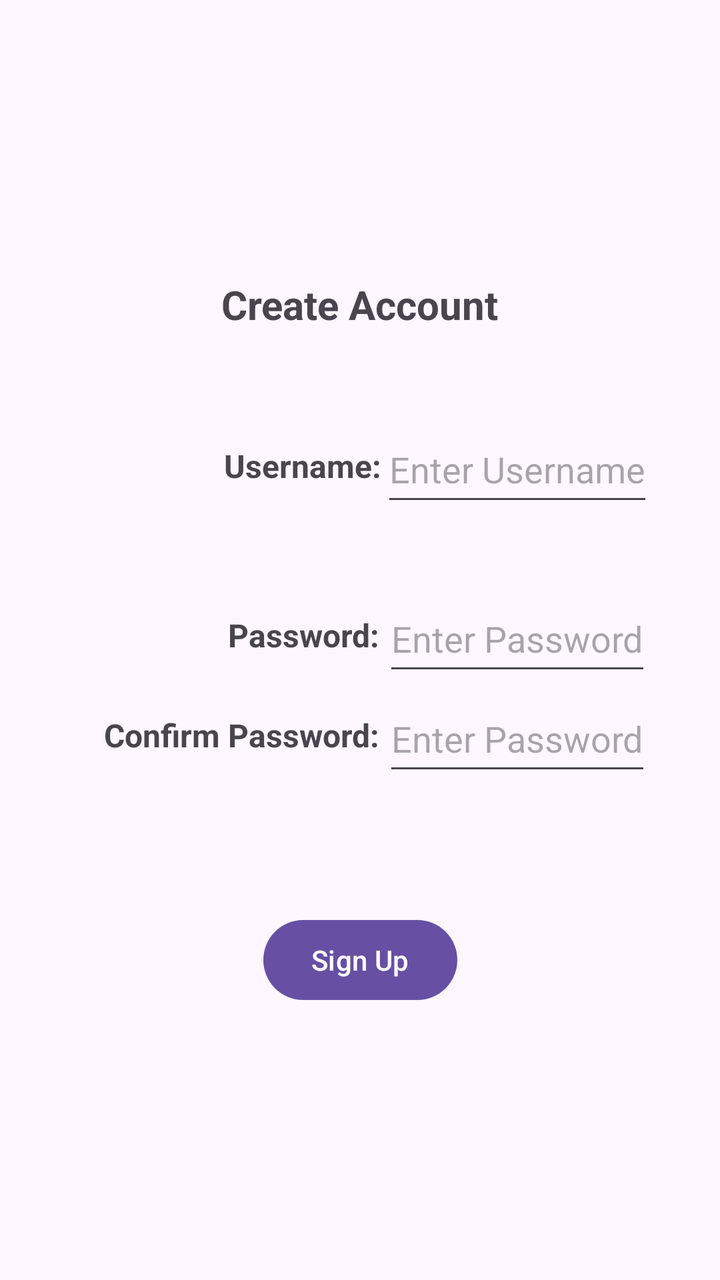
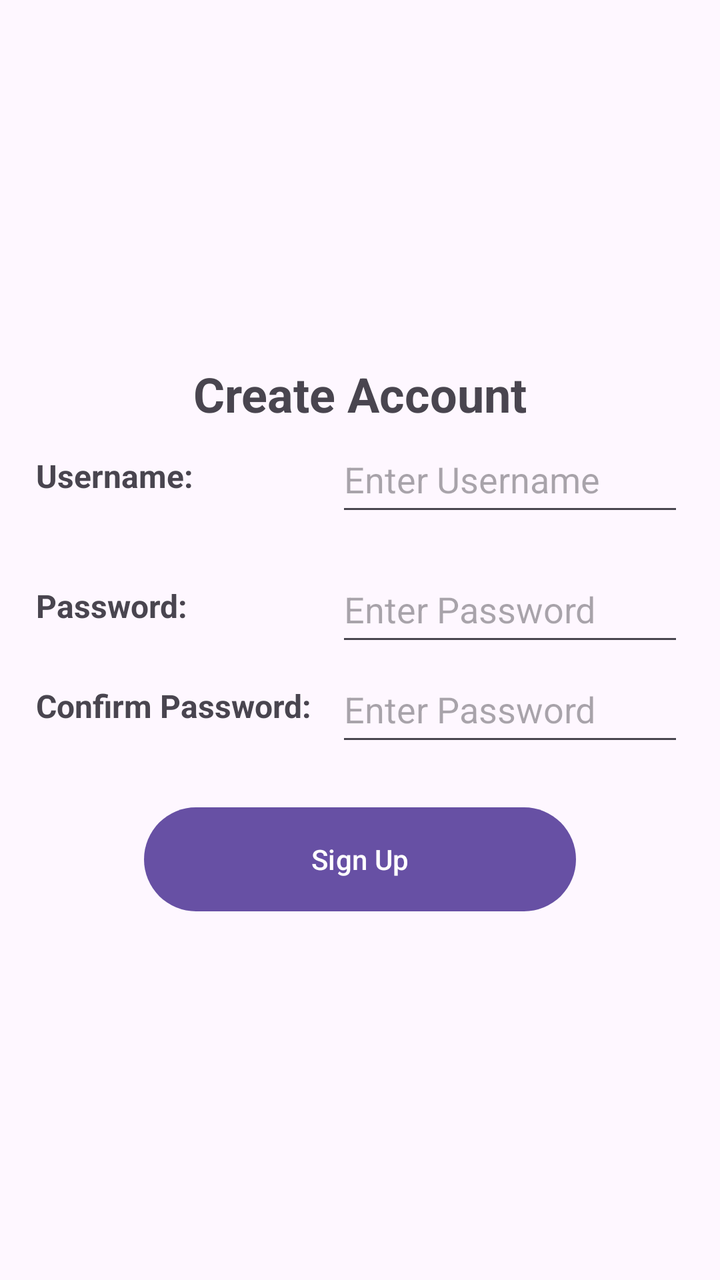

An Android layout rendered at two revisions. The XML below is the earlier revision; the diff shows what the commit changed to produce the second picture.
<!-- AndroidManifest.xml: application theme Theme.D308VacationPlanner -->
<!-- res/layout/sign_up.xml -->
<?xml version="1.0" encoding="utf-8"?>
<androidx.constraintlayout.widget.ConstraintLayout xmlns:android="http://schemas.android.com/apk/res/android"
    xmlns:app="http://schemas.android.com/apk/res-auto"
    xmlns:tools="http://schemas.android.com/tools"
    android:id="@+id/main"
    android:layout_width="match_parent"
    android:layout_height="match_parent"
    tools:context=".UI.SignUpActivity">

    <EditText
        android:id="@+id/signUpPasswordText"
        android:layout_width="wrap_content"
        android:layout_height="50dp"
        android:hint="Enter Password"
        app:layout_constraintBottom_toBottomOf="@+id/signUpPasswordView"
        app:layout_constraintEnd_toEndOf="@+id/signUpUsernameText"
        app:layout_constraintStart_toStartOf="@+id/signUpUsernameText"
        app:layout_constraintTop_toTopOf="@+id/signUpPasswordView"
        android:inputType="textPassword"></EditText>

    <TextView
        android:id="@+id/signUpPasswordView"
        android:layout_width="wrap_content"
        android:layout_height="50dp"
        android:layout_marginStart="80dp"
        android:gravity="center_vertical"
        android:text="Password:"
        android:textSize="16sp"
        android:textStyle="bold"
        app:layout_constraintBottom_toBottomOf="parent"
        app:layout_constraintEnd_toEndOf="@+id/confirmPasswordView"
        app:layout_constraintHorizontal_bias="1.0"
        app:layout_constraintStart_toStartOf="parent"
        app:layout_constraintTop_toBottomOf="@+id/signUpUsernameView"
        app:layout_constraintVertical_bias="0.104" />

    <TextView
        android:id="@+id/confirmPasswordView"
        android:layout_width="wrap_content"
        android:layout_height="50dp"
        android:layout_marginStart="52dp"
        android:gravity="center_vertical"
        android:text="Confirm Password:"
        android:textSize="16sp"
        android:textStyle="bold"
        app:layout_constraintBottom_toBottomOf="parent"
        app:layout_constraintStart_toStartOf="parent"
        app:layout_constraintTop_toBottomOf="@+id/signUpPasswordView"
        app:layout_constraintVertical_bias="0.0"/>

    <EditText
        android:id="@+id/confirmPasswordText"
        android:layout_width="wrap_content"
        android:layout_height="50dp"
        android:layout_marginBottom="168dp"
        android:hint="Enter Password"
        app:layout_constraintBottom_toBottomOf="parent"
        app:layout_constraintEnd_toEndOf="@+id/signUpUsernameText"
        app:layout_constraintStart_toStartOf="@+id/signUpUsernameText"
        app:layout_constraintTop_toBottomOf="@+id/signUpPasswordText"
        app:layout_constraintVertical_bias="0.0"
        android:inputType="textPassword"></EditText>

    <EditText
        android:id="@+id/signUpUsernameText"
        android:layout_width="wrap_content"
        android:layout_height="50dp"
        android:layout_marginTop="208dp"
        android:hint="Enter Username"
        app:layout_constraintEnd_toEndOf="parent"
        app:layout_constraintHorizontal_bias="0.0"
        app:layout_constraintStart_toEndOf="@+id/signUpUsernameView"
        app:layout_constraintTop_toTopOf="parent"></EditText>

    <TextView
        android:id="@+id/signUpUsernameView"
        android:layout_width="wrap_content"
        android:layout_height="50dp"
        android:layout_marginStart="112dp"
        android:layout_marginTop="208dp"
        android:gravity="center_vertical"
        android:text="Username:"
        android:textSize="16sp"
        android:textStyle="bold"
        app:layout_constraintStart_toStartOf="parent"
        app:layout_constraintTop_toTopOf="parent" />

    <Button
        android:id="@+id/signUpButton"
        android:layout_width="wrap_content"
        android:layout_height="wrap_content"
        android:text="Sign Up"
        app:layout_constraintBottom_toBottomOf="parent"
        app:layout_constraintEnd_toEndOf="parent"
        app:layout_constraintStart_toStartOf="parent"
        app:layout_constraintTop_toBottomOf="@+id/signUpPasswordText"
        app:layout_constraintVertical_bias="0.455" />

    <TextView
        android:id="@+id/textView6"
        android:layout_width="wrap_content"
        android:layout_height="wrap_content"
        android:text="Create Account"
        android:textSize="20sp"
        android:textStyle="bold"
        app:layout_constraintBottom_toTopOf="@+id/signUpUsernameView"
        app:layout_constraintEnd_toEndOf="parent"
        app:layout_constraintStart_toStartOf="parent"
        app:layout_constraintTop_toTopOf="parent"
        app:layout_constraintVertical_bias="0.767" />

    <TextView
        android:id="@+id/signUpError"
        android:layout_width="wrap_content"
        android:layout_height="wrap_content"
        android:textColor="#620202"
        android:textSize="16sp"
        app:layout_constraintBottom_toTopOf="@+id/signUpButton"
        app:layout_constraintEnd_toEndOf="parent"
        app:layout_constraintStart_toStartOf="parent"
        app:layout_constraintTop_toBottomOf="@+id/confirmPasswordView" />

</androidx.constraintlayout.widget.ConstraintLayout>
<!-- resources referenced by this layout -->
<resources>
  <style name="Theme.D308VacationPlanner" parent="Base.Theme.D308VacationPlanner" />
  <style name="Base.Theme.D308VacationPlanner" parent="Theme.Material3.DayNight">
          
          
      </style>
</resources>

<!-- the commit's change to res/layout/sign_up.xml (unified diff, before → after) -->
@@ -7,117 +7,124 @@
     android:layout_height="match_parent"
     tools:context=".UI.SignUpActivity">
 
-    <EditText
-        android:id="@+id/signUpPasswordText"
-        android:layout_width="wrap_content"
-        android:layout_height="50dp"
-        android:hint="Enter Password"
-        app:layout_constraintBottom_toBottomOf="@+id/signUpPasswordView"
-        app:layout_constraintEnd_toEndOf="@+id/signUpUsernameText"
-        app:layout_constraintStart_toStartOf="@+id/signUpUsernameText"
-        app:layout_constraintTop_toTopOf="@+id/signUpPasswordView"
-        android:inputType="textPassword"></EditText>
-
-    <TextView
-        android:id="@+id/signUpPasswordView"
-        android:layout_width="wrap_content"
-        android:layout_height="50dp"
-        android:layout_marginStart="80dp"
-        android:gravity="center_vertical"
-        android:text="Password:"
-        android:textSize="16sp"
-        android:textStyle="bold"
-        app:layout_constraintBottom_toBottomOf="parent"
-        app:layout_constraintEnd_toEndOf="@+id/confirmPasswordView"
-        app:layout_constraintHorizontal_bias="1.0"
-        app:layout_constraintStart_toStartOf="parent"
-        app:layout_constraintTop_toBottomOf="@+id/signUpUsernameView"
-        app:layout_constraintVertical_bias="0.104" />
-
-    <TextView
-        android:id="@+id/confirmPasswordView"
-        android:layout_width="wrap_content"
-        android:layout_height="50dp"
-        android:layout_marginStart="52dp"
-        android:gravity="center_vertical"
-        android:text="Confirm Password:"
-        android:textSize="16sp"
-        android:textStyle="bold"
-        app:layout_constraintBottom_toBottomOf="parent"
-        app:layout_constraintStart_toStartOf="parent"
-        app:layout_constraintTop_toBottomOf="@+id/signUpPasswordView"
-        app:layout_constraintVertical_bias="0.0"/>
-
-    <EditText
-        android:id="@+id/confirmPasswordText"
-        android:layout_width="wrap_content"
-        android:layout_height="50dp"
-        android:layout_marginBottom="168dp"
-        android:hint="Enter Password"
-        app:layout_constraintBottom_toBottomOf="parent"
-        app:layout_constraintEnd_toEndOf="@+id/signUpUsernameText"
-        app:layout_constraintStart_toStartOf="@+id/signUpUsernameText"
-        app:layout_constraintTop_toBottomOf="@+id/signUpPasswordText"
-        app:layout_constraintVertical_bias="0.0"
-        android:inputType="textPassword"></EditText>
-
-    <EditText
-        android:id="@+id/signUpUsernameText"
-        android:layout_width="wrap_content"
-        android:layout_height="50dp"
-        android:layout_marginTop="208dp"
-        android:hint="Enter Username"
-        app:layout_constraintEnd_toEndOf="parent"
-        app:layout_constraintHorizontal_bias="0.0"
-        app:layout_constraintStart_toEndOf="@+id/signUpUsernameView"
-        app:layout_constraintTop_toTopOf="parent"></EditText>
-
-    <TextView
-        android:id="@+id/signUpUsernameView"
-        android:layout_width="wrap_content"
-        android:layout_height="50dp"
-        android:layout_marginStart="112dp"
-        android:layout_marginTop="208dp"
-        android:gravity="center_vertical"
-        android:text="Username:"
-        android:textSize="16sp"
-        android:textStyle="bold"
-        app:layout_constraintStart_toStartOf="parent"
-        app:layout_constraintTop_toTopOf="parent" />
-
-    <Button
-        android:id="@+id/signUpButton"
-        android:layout_width="wrap_content"
-        android:layout_height="wrap_content"
-        android:text="Sign Up"
-        app:layout_constraintBottom_toBottomOf="parent"
-        app:layout_constraintEnd_toEndOf="parent"
-        app:layout_constraintStart_toStartOf="parent"
-        app:layout_constraintTop_toBottomOf="@+id/signUpPasswordText"
-        app:layout_constraintVertical_bias="0.455" />
-
     <TextView
         android:id="@+id/textView6"
         android:layout_width="wrap_content"
         android:layout_height="wrap_content"
         android:text="Create Account"
-        android:textSize="20sp"
+        android:textSize="@dimen/sub_header_text_size"
         android:textStyle="bold"
         app:layout_constraintBottom_toTopOf="@+id/signUpUsernameView"
         app:layout_constraintEnd_toEndOf="parent"
         app:layout_constraintStart_toStartOf="parent"
         app:layout_constraintTop_toTopOf="parent"
-        app:layout_constraintVertical_bias="0.767" />
+        app:layout_constraintVertical_bias="0.5"
+        app:layout_constraintVertical_chainStyle="packed" />
+
+    <TextView
+        android:id="@+id/signUpUsernameView"
+        android:layout_width="150dp"
+        android:layout_height="@dimen/edit_text_height"
+        android:gravity="center_vertical"
+        android:text="Username:"
+        android:textSize="@dimen/body_text_size"
+        android:textStyle="bold"
+        app:layout_constraintBottom_toTopOf="@+id/signUpPasswordView"
+        app:layout_constraintStart_toStartOf="@+id/guideline_start"
+        app:layout_constraintTop_toBottomOf="@+id/textView6" />
+
+    <EditText
+        android:id="@+id/signUpUsernameText"
+        android:layout_width="0dp"
+        android:layout_height="@dimen/edit_text_height"
+        android:hint="Enter Username"
+        app:layout_constraintBottom_toBottomOf="@+id/signUpUsernameView"
+        app:layout_constraintEnd_toStartOf="@+id/guideline_end"
+        app:layout_constraintStart_toEndOf="@+id/signUpUsernameView"
+        app:layout_constraintTop_toTopOf="@+id/signUpUsernameView" />
+
+    <TextView
+        android:id="@+id/signUpPasswordView"
+        android:layout_width="150dp"
+        android:layout_height="@dimen/edit_text_height"
+        android:layout_marginTop="@dimen/between_items_margin"
+        android:gravity="center_vertical"
+        android:text="Password:"
+        android:textSize="@dimen/body_text_size"
+        android:textStyle="bold"
+        app:layout_constraintBottom_toTopOf="@+id/confirmPasswordView"
+        app:layout_constraintStart_toStartOf="@+id/guideline_start"
+        app:layout_constraintTop_toBottomOf="@+id/signUpUsernameView" />
+
+    <EditText
+        android:id="@+id/signUpPasswordText"
+        android:layout_width="0dp"
+        android:layout_height="@dimen/edit_text_height"
+        android:hint="Enter Password"
+        android:inputType="textPassword"
+        app:layout_constraintBottom_toBottomOf="@+id/signUpPasswordView"
+        app:layout_constraintEnd_toStartOf="@+id/guideline_end"
+        app:layout_constraintStart_toEndOf="@+id/signUpPasswordView"
+        app:layout_constraintTop_toTopOf="@+id/signUpPasswordView" />
+
+    <TextView
+        android:id="@+id/confirmPasswordView"
+        android:layout_width="150dp"
+        android:layout_height="@dimen/edit_text_height"
+        android:gravity="center_vertical"
+        android:text="Confirm Password:"
+        android:textSize="@dimen/body_text_size"
+        android:textStyle="bold"
+        app:layout_constraintBottom_toTopOf="@+id/signUpError"
+        app:layout_constraintStart_toStartOf="@+id/guideline_start"
+        app:layout_constraintTop_toBottomOf="@+id/signUpPasswordView" />
+
+    <EditText
+        android:id="@+id/confirmPasswordText"
+        android:layout_width="0dp"
+        android:layout_height="@dimen/edit_text_height"
+        android:hint="Enter Password"
+        android:inputType="textPassword"
+        app:layout_constraintBottom_toBottomOf="@+id/confirmPasswordView"
+        app:layout_constraintEnd_toStartOf="@+id/guideline_end"
+        app:layout_constraintStart_toEndOf="@+id/confirmPasswordView"
+        app:layout_constraintTop_toTopOf="@+id/confirmPasswordView" />
 
     <TextView
         android:id="@+id/signUpError"
+        android:layout_width="0dp"
+        android:layout_height="wrap_content"
+        android:textAlignment="center"
+        android:textColor="#620202"
+        android:textSize="@dimen/body_text_size"
+        app:layout_constraintBottom_toTopOf="@+id/signUpButton"
+        app:layout_constraintEnd_toEndOf="@+id/guideline_end"
+        app:layout_constraintStart_toStartOf="@+id/guideline_start"
+        app:layout_constraintTop_toBottomOf="@+id/confirmPasswordView" />
+
+    <Button
+        android:id="@+id/signUpButton"
+        android:layout_width="0dp"
+        android:layout_height="@dimen/button_height"
+        android:text="Sign Up"
+        app:layout_constraintBottom_toBottomOf="parent"
+        app:layout_constraintEnd_toEndOf="parent"
+        app:layout_constraintStart_toStartOf="parent"
+        app:layout_constraintTop_toBottomOf="@+id/signUpError"
+        app:layout_constraintWidth_percent="0.6" />
+
+    <androidx.constraintlayout.widget.Guideline
+        android:id="@+id/guideline_start"
         android:layout_width="wrap_content"
         android:layout_height="wrap_content"
-        android:textColor="#620202"
-        android:textSize="16sp"
-        app:layout_constraintBottom_toTopOf="@+id/signUpButton"
-        app:layout_constraintEnd_toEndOf="parent"
-        app:layout_constraintStart_toStartOf="parent"
-        app:layout_constraintTop_toBottomOf="@+id/confirmPasswordView" />
+        android:orientation="vertical"
+        app:layout_constraintGuide_percent="0.05" />
+
+    <androidx.constraintlayout.widget.Guideline
+        android:id="@+id/guideline_end"
+        android:layout_width="wrap_content"
+        android:layout_height="wrap_content"
+        android:orientation="vertical"
+        app:layout_constraintGuide_percent="0.95" />
 
 </androidx.constraintlayout.widget.ConstraintLayout>
<!-- resource entries referenced after the edit -->
@@ -1,5 +1,10 @@
 <!-- resources referenced by this layout -->
 <resources>
+  <dimen name="between_items_margin">15dp</dimen>
+  <dimen name="body_text_size">16sp</dimen>
+  <dimen name="button_height">60dp</dimen>
+  <dimen name="edit_text_height">50dp</dimen>
+  <dimen name="sub_header_text_size">24sp</dimen>
   <style name="Theme.D308VacationPlanner" parent="Base.Theme.D308VacationPlanner" />
   <style name="Base.Theme.D308VacationPlanner" parent="Theme.Material3.DayNight">
           
